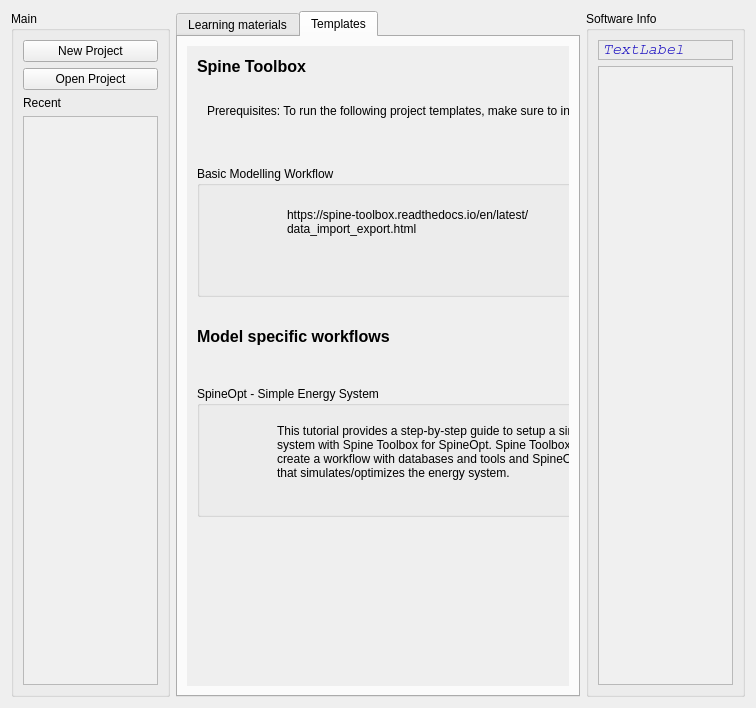
This is spinetoolbox/ui/startup_box.ui in spine-tools/Spine-Toolbox as Qt 5 draws it before an edit. The edited form follows.
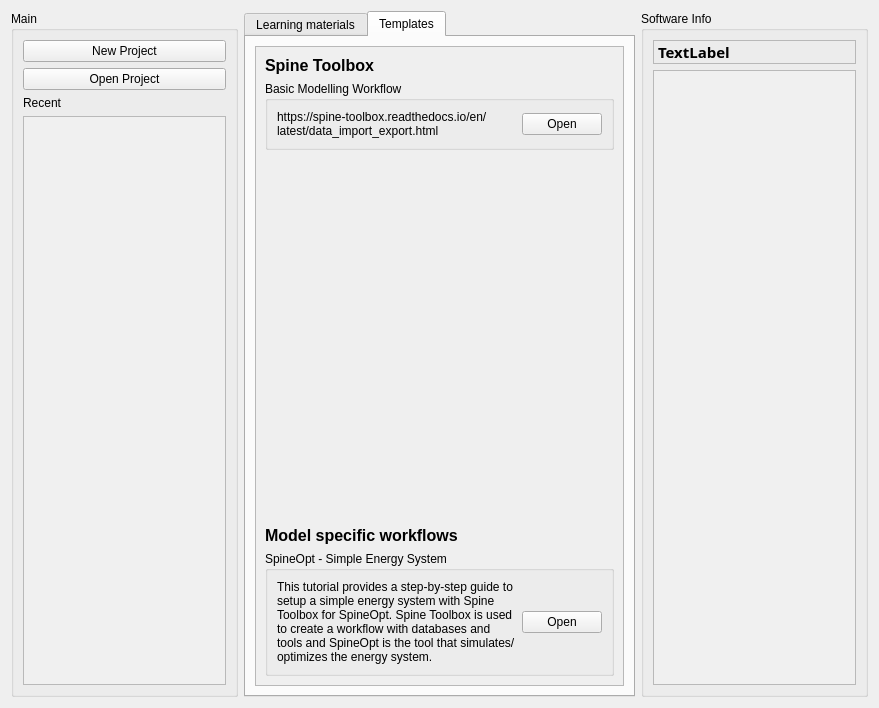
This is the edited form. The open tabs and pages were chosen to show the change. Icons and pictures are not drawn.

The edit to the form file:
```diff
--- a/spinetoolbox/ui/startup_box.ui
+++ b/spinetoolbox/ui/startup_box.ui
@@ -19,7 +19,7 @@
    <rect>
     <x>0</x>
     <y>0</y>
-    <width>756</width>
+    <width>879</width>
     <height>708</height>
    </rect>
   </property>
@@ -79,6 +79,9 @@
      <property name="currentIndex">
       <number>0</number>
      </property>
+     <property name="usesScrollButtons">
+      <bool>false</bool>
+     </property>
      <widget class="QWidget" name="tab_2">
       <attribute name="title">
        <string>Learning materials</string>
@@ -98,30 +101,28 @@
        </property>
        <item>
         <widget class="QScrollArea" name="scrollArea_3">
+         <property name="enabled">
+          <bool>true</bool>
+         </property>
          <property name="widgetResizable">
           <bool>true</bool>
          </property>
          <widget class="QWidget" name="scrollAreaWidgetContents">
-          <property name="geometry">
-           <rect>
-            <x>0</x>
-            <y>0</y>
-            <width>450</width>
-            <height>659</height>
-           </rect>
+          <property name="autoFillBackground">
+           <bool>false</bool>
           </property>
           <layout class="QVBoxLayout" name="verticalLayout_5">
            <property name="leftMargin">
-            <number>0</number>
+            <number>9</number>
            </property>
            <property name="topMargin">
-            <number>0</number>
+            <number>9</number>
            </property>
            <property name="rightMargin">
-            <number>0</number>
+            <number>9</number>
            </property>
            <property name="bottomMargin">
-            <number>0</number>
+            <number>9</number>
            </property>
            <item>
             <layout class="QVBoxLayout" name="verticalLayout_4">
@@ -379,39 +380,26 @@
       <layout class="QVBoxLayout" name="verticalLayout_3">
        <item>
         <widget class="QScrollArea" name="scrollArea">
-         <property name="enabled">
-          <bool>true</bool>
-         </property>
-         <property name="frameShape">
-          <enum>QFrame::Shape::NoFrame</enum>
-         </property>
-         <property name="verticalScrollBarPolicy">
-          <enum>Qt::ScrollBarPolicy::ScrollBarAlwaysOff</enum>
-         </property>
-         <property name="horizontalScrollBarPolicy">
-          <enum>Qt::ScrollBarPolicy::ScrollBarAlwaysOff</enum>
-         </property>
          <property name="widgetResizable">
-          <bool>false</bool>
+          <bool>true</bool>
          </property>
-         <widget class="QWidget" name="scrollAreaWidgetContents_2">
+         <widget class="QWidget" name="scrollAreaWidgetContents_3">
           <property name="geometry">
            <rect>
             <x>0</x>
             <y>0</y>
-            <width>668</width>
-            <height>642</height>
+            <width>331</width>
+            <height>641</height>
            </rect>
           </property>
+          <layout class="QHBoxLayout" name="horizontalLayout_9">
+           <item>
+            <layout class="QVBoxLayout" name="verticalLayout_11">
+             <property name="sizeConstraint">
+              <enum>QLayout::SizeConstraint::SetDefaultConstraint</enum>
+             </property>
+             <item>
           <widget class="QLabel" name="label">
-           <property name="geometry">
-            <rect>
-             <x>10</x>
-             <y>10</y>
-             <width>670</width>
-             <height>21</height>
-            </rect>
-           </property>
            <property name="font">
             <font>
              <pointsize>12</pointsize>
@@ -426,50 +414,21 @@
             <string>Spine Toolbox</string>
            </property>
           </widget>
-          <widget class="QLabel" name="label_13">
-           <property name="geometry">
-            <rect>
-             <x>10</x>
-             <y>280</y>
-             <width>621</width>
-             <height>21</height>
-            </rect>
-           </property>
-           <property name="font">
-            <font>
-             <pointsize>12</pointsize>
-             <bold>true</bold>
-             <underline>false</underline>
-            </font>
-           </property>
-           <property name="layoutDirection">
-            <enum>Qt::LayoutDirection::LeftToRight</enum>
-           </property>
-           <property name="text">
-            <string>Model specific workflows</string>
-           </property>
-          </widget>
+             </item>
+             <item>
           <widget class="QGroupBox" name="groupBox_8">
-           <property name="geometry">
-            <rect>
-             <x>10</x>
-             <y>120</y>
-             <width>631</width>
-             <height>131</height>
-            </rect>
+               <property name="sizePolicy">
+                <sizepolicy hsizetype="Expanding" vsizetype="Preferred">
+                 <horstretch>0</horstretch>
+                 <verstretch>0</verstretch>
+                </sizepolicy>
            </property>
            <property name="title">
             <string>Basic Modelling Workflow</string>
            </property>
+               <layout class="QHBoxLayout" name="horizontalLayout_7">
+                <item>
            <widget class="QLabel" name="label_5">
-            <property name="geometry">
-             <rect>
-              <x>90</x>
-              <y>20</y>
-              <width>351</width>
-              <height>71</height>
-             </rect>
-            </property>
             <property name="text">
              <string>https://spine-toolbox.readthedocs.io/en/latest/data_import_export.html</string>
             </property>
@@ -483,54 +442,55 @@
              <bool>true</bool>
             </property>
            </widget>
+                </item>
+                <item>
            <widget class="QPushButton" name="pushButton_3">
-            <property name="geometry">
-             <rect>
-              <x>460</x>
-              <y>50</y>
-              <width>141</width>
-              <height>24</height>
-             </rect>
-            </property>
             <property name="text">
              <string>Open</string>
             </property>
            </widget>
-          </widget>
+                </item>
+               </layout>
+              </widget>
+             </item>
+             <item>
+              <spacer name="verticalSpacer_2">
+               <property name="orientation">
+                <enum>Qt::Orientation::Vertical</enum>
+               </property>
+               <property name="sizeHint" stdset="0">
+                <size>
+                 <width>20</width>
+                 <height>40</height>
+                </size>
+               </property>
+              </spacer>
+             </item>
+             <item>
+              <widget class="QLabel" name="label_13">
+               <property name="font">
+                <font>
+                 <pointsize>12</pointsize>
+                 <bold>true</bold>
+                 <underline>false</underline>
+                </font>
+               </property>
+               <property name="layoutDirection">
+                <enum>Qt::LayoutDirection::LeftToRight</enum>
+               </property>
+               <property name="text">
+                <string>Model specific workflows</string>
+               </property>
+              </widget>
+             </item>
+             <item>
           <widget class="QGroupBox" name="groupBox_3">
-           <property name="geometry">
-            <rect>
-             <x>10</x>
-             <y>340</y>
-             <width>631</width>
-             <height>131</height>
-            </rect>
-           </property>
            <property name="title">
             <string>SpineOpt - Simple Energy System</string>
            </property>
-           <widget class="QPushButton" name="pushButton_7">
-            <property name="geometry">
-             <rect>
-              <x>450</x>
-              <y>60</y>
-              <width>121</width>
-              <height>24</height>
-             </rect>
-            </property>
-            <property name="text">
-             <string>Open</string>
-            </property>
-           </widget>
+               <layout class="QHBoxLayout" name="horizontalLayout_8" stretch="0,0">
+                <item>
            <widget class="QLabel" name="label_12">
-            <property name="geometry">
-             <rect>
-              <x>80</x>
-              <y>20</y>
-              <width>371</width>
-              <height>91</height>
-             </rect>
-            </property>
             <property name="text">
              <string>This tutorial provides a step-by-step guide to setup a simple energy system with Spine Toolbox for SpineOpt. Spine Toolbox is used to create a workflow with databases and tools and SpineOpt is the tool that simulates/optimizes the energy system.</string>
             </property>
@@ -544,26 +504,20 @@
              <bool>true</bool>
             </property>
            </widget>
-          </widget>
-          <widget class="QLabel" name="label_4">
-           <property name="geometry">
-            <rect>
-             <x>20</x>
-             <y>50</y>
-             <width>531</width>
-             <height>31</height>
-            </rect>
-           </property>
-           <property name="autoFillBackground">
-            <bool>false</bool>
-           </property>
+                </item>
+                <item>
+                 <widget class="QPushButton" name="pushButton_7">
            <property name="text">
-            <string>&lt;html&gt;&lt;head/&gt;&lt;body&gt;&lt;p&gt;Prerequisites: To run the following project templates, make sure to install both Julia and SpineOpt.&lt;/p&gt;&lt;/body&gt;&lt;/html&gt;</string>
-           </property>
-           <property name="textFormat">
-            <enum>Qt::TextFormat::RichText</enum>
-           </property>
-          </widget>
+                   <string>Open</string>
+                  </property>
+                 </widget>
+                </item>
+               </layout>
+              </widget>
+             </item>
+            </layout>
+           </item>
+          </layout>
          </widget>
         </widget>
        </item>
@@ -587,10 +541,10 @@
        <widget class="QLabel" name="label_17">
         <property name="font">
          <font>
-          <family>Courier</family>
+          <family>Artifakt Element Black</family>
           <pointsize>11</pointsize>
-          <italic>true</italic>
-          <bold>false</bold>
+          <italic>false</italic>
+          <bold>true</bold>
          </font>
         </property>
         <property name="autoFillBackground">
@@ -609,7 +563,7 @@
          <number>1</number>
         </property>
         <property name="text">
-         <string>&lt;html&gt;&lt;head/&gt;&lt;body&gt;&lt;p&gt;&lt;span style=&quot; color:#1a0ec1;&quot;&gt;TextLabel&lt;/span&gt;&lt;/p&gt;&lt;/body&gt;&lt;/html&gt;</string>
+         <string>&lt;html&gt;&lt;head/&gt;&lt;body&gt;&lt;p&gt;&lt;span style=&quot; font-weight:700; font-style:normal; color:#000000;&quot;&gt;TextLabel&lt;/span&gt;&lt;/p&gt;&lt;/body&gt;&lt;/html&gt;</string>
         </property>
         <property name="scaledContents">
          <bool>false</bool>
```
Left out of the diff: 13 changed lines with no effect on the pictures. Lines whose indentation alone changed are shown as unchanged.
